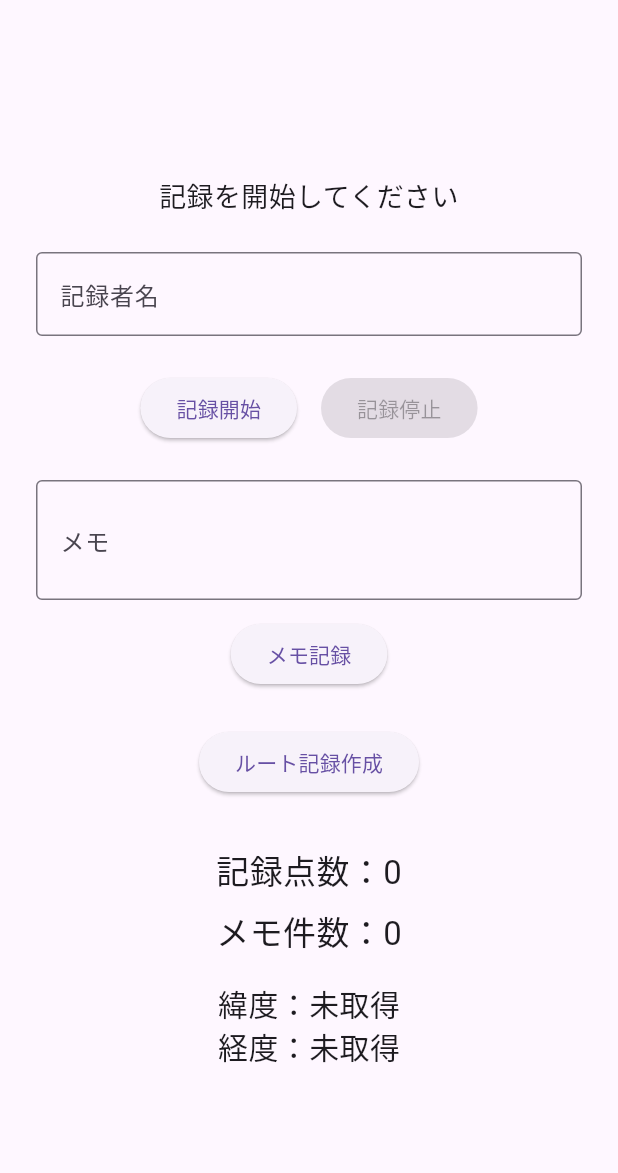
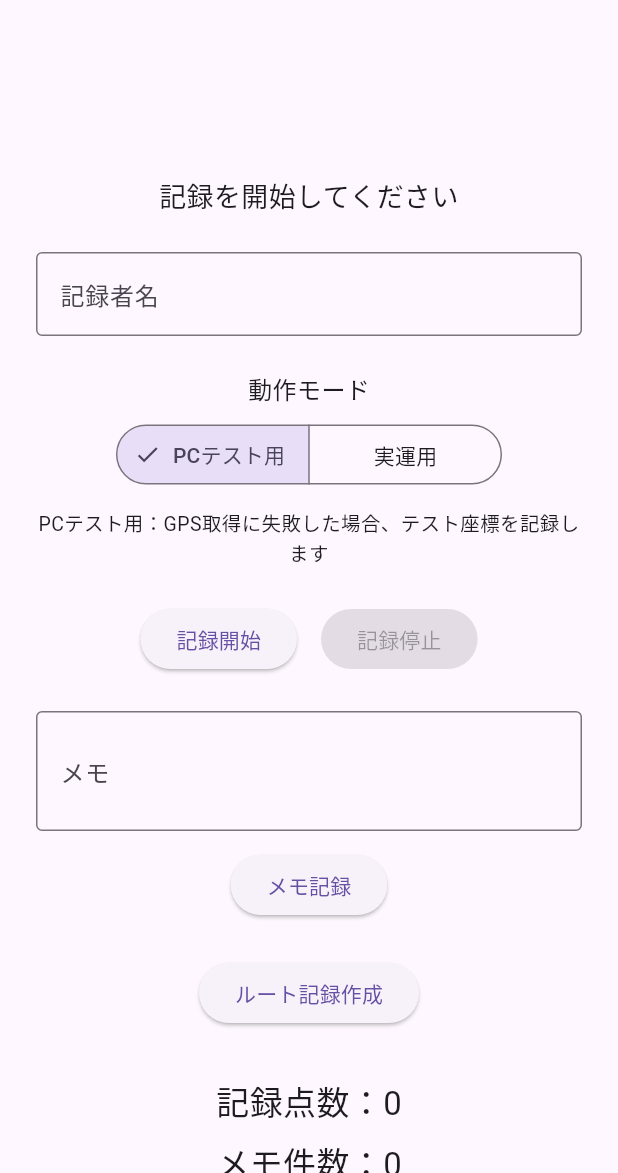
Before and after one commit to Yuheiuem/machiaruki_app, a Flutter app: the screen it shows after launch, on a phone screen of 412 x 824 dp, the part 63-1236 px from its top. Run offline on Flutter 3.47's test engine with Material 3 defaults, Android fonts, the light colour scheme and no system bars; our stand-ins replace geolocator; missing offline and left inert: dart:html.

Commit message:
動作モードと精度フィルタを追加

```diff
--- a/lib/main.dart
+++ b/lib/main.dart
@@ -57,9 +57,14 @@ class _MachiarukiAppState extends State<MachiarukiApp> {
   String recorderName = '';
 
   // 保存方法
-  // download: 端末にダウンロード
+  // download: 端末保存
   // googleDrive: 将来Google Drive送信用
   String saveMethod = 'download';
+
+  // 動作モード
+  // test: PCテスト用。GPS失敗時にテスト座標を使う
+  // production: 実運用。GPS失敗時や精度不良時は記録しない
+  String operationMode = 'test';
 
   bool isRecording = false;
   int testCount = 0;
@@ -74,7 +79,7 @@ class _MachiarukiAppState extends State<MachiarukiApp> {
     return double.parse(value.toStringAsFixed(6));
   }
 
-  Future<TrackPoint> getCurrentTrackPoint() async {
+  Future<TrackPoint?> getCurrentTrackPoint() async {
     try {
       bool serviceEnabled = await Geolocator.isLocationServiceEnabled();
 
@@ -100,6 +105,11 @@ class _MachiarukiAppState extends State<MachiarukiApp> {
         ),
       );
 
+      // 実運用では、accuracy が10mより悪い点は記録しない
+      if (operationMode == 'production' && position.accuracy > 10) {
+        return null;
+      }
+
       return TrackPoint(
         time: DateTime.now(),
         latitude: position.latitude,
@@ -107,8 +117,8 @@ class _MachiarukiAppState extends State<MachiarukiApp> {
         isTestData: false,
       );
     } catch (e) {
-      // PCでGPSが使えない場合のテスト座標
-      // 新宿駅付近から少しずつ動く
+      // PCテスト用なら、GPS取得失敗時にテスト座標を返す
+      if (operationMode == 'test') {
         testCount++;
 
         return TrackPoint(
@@ -118,10 +128,21 @@ class _MachiarukiAppState extends State<MachiarukiApp> {
           isTestData: true,
         );
       }
+
+      // 実運用では、GPS取得失敗時は記録しない
+      return null;
+    }
   }
 
   Future<void> addTrackPoint() async {
-    TrackPoint point = await getCurrentTrackPoint();
+    TrackPoint? point = await getCurrentTrackPoint();
+
+    if (point == null) {
+      setState(() {
+        statusText = '位置情報を取得できなかったため、この点は記録しませんでした';
+      });
+      return;
+    }
 
     setState(() {
       trackPoints.add(point);
@@ -176,7 +197,14 @@ class _MachiarukiAppState extends State<MachiarukiApp> {
       return;
     }
 
-    TrackPoint point = await getCurrentTrackPoint();
+    TrackPoint? point = await getCurrentTrackPoint();
+
+    if (point == null) {
+      setState(() {
+        statusText = '位置情報を取得できなかったため、メモを記録できませんでした';
+      });
+      return;
+    }
 
     setState(() {
       memoPoints.add(
@@ -225,6 +253,7 @@ class _MachiarukiAppState extends State<MachiarukiApp> {
         "point_count": trackPoints.length,
         "created_at": DateTime.now().toIso8601String(),
         "is_test_data": trackPoints.any((point) => point.isTestData),
+        "operation_mode": operationMode,
       }
     };
 
@@ -244,6 +273,7 @@ class _MachiarukiAppState extends State<MachiarukiApp> {
           "recorder_name": recorderName.isEmpty ? "unknown" : recorderName,
           "recorded_at": memoPoint.time.toIso8601String(),
           "is_test_data": memoPoint.isTestData,
+          "operation_mode": operationMode,
         }
       };
     }).toList();
@@ -353,6 +383,46 @@ class _MachiarukiAppState extends State<MachiarukiApp> {
                     onChanged: (value) {
                       recorderName = value;
                     },
+                  ),
+
+                  const SizedBox(height: 24),
+
+                  const Text(
+                    '動作モード',
+                    style: TextStyle(fontSize: 16),
+                  ),
+
+                  const SizedBox(height: 8),
+
+                  SegmentedButton<String>(
+                    segments: const [
+                      ButtonSegment<String>(
+                        value: 'test',
+                        label: Text('PCテスト用'),
+                      ),
+                      ButtonSegment<String>(
+                        value: 'production',
+                        label: Text('実運用'),
+                      ),
+                    ],
+                    selected: {operationMode},
+                    onSelectionChanged: isRecording
+                        ? null
+                        : (Set<String> selected) {
+                            setState(() {
+                              operationMode = selected.first;
+                            });
+                          },
+                  ),
+
+                  const SizedBox(height: 12),
+
+                  Text(
+                    operationMode == 'test'
+                        ? 'PCテスト用：GPS取得に失敗した場合、テスト座標を記録します'
+                        : '実運用：GPS取得失敗時や精度10m超の点は記録しません',
+                    textAlign: TextAlign.center,
+                    style: const TextStyle(fontSize: 13),
                   ),
 
                   const SizedBox(height: 24),
```
Lines whose indentation alone changed are shown as unchanged.
